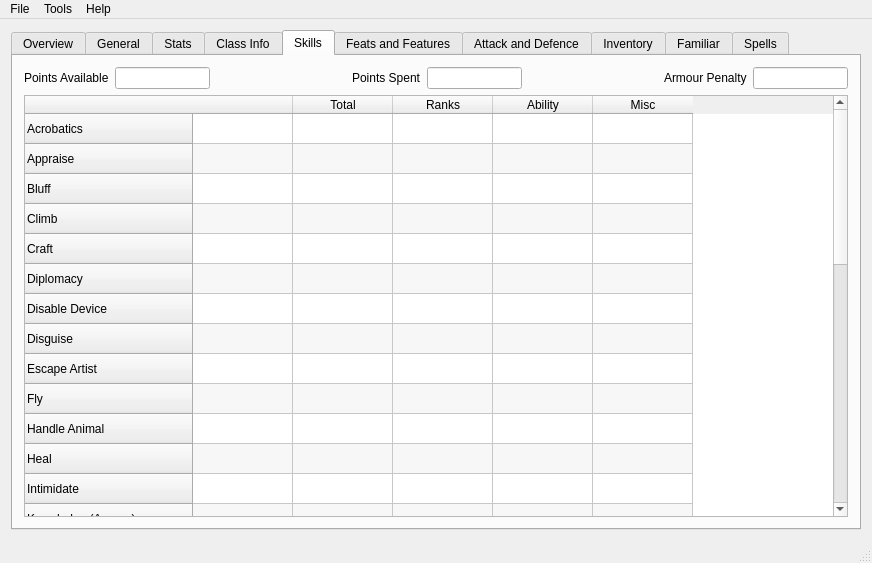
First picture: the form in mainwindow.ui, repository apocolypse600/PathfinderCharacterCreator, before the edit.
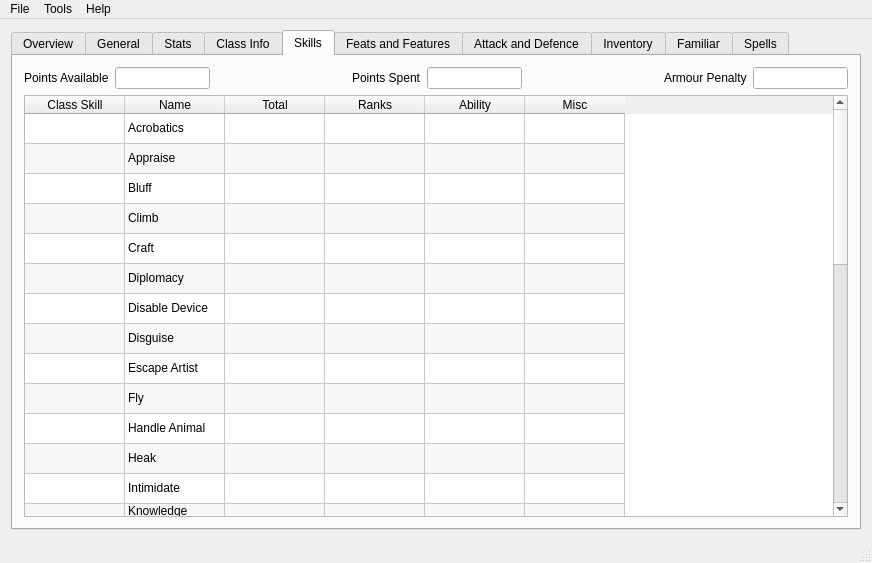
Second picture: the form after the edit.

Commit message: More work on the class skills table

What changed in the file:
```diff
--- a/mainwindow.ui
+++ b/mainwindow.ui
@@ -1349,291 +1349,342 @@
           <property name="cornerButtonEnabled">
            <bool>false</bool>
           </property>
-          <attribute name="horizontalHeaderCascadingSectionResizes">
+          <attribute name="verticalHeaderVisible">
            <bool>false</bool>
           </attribute>
-          <attribute name="horizontalHeaderHighlightSections">
-           <bool>true</bool>
-          </attribute>
-          <row>
+          <row/>
+          <row/>
+          <row/>
+          <row/>
+          <row/>
+          <row/>
+          <row/>
+          <row/>
+          <row/>
+          <row/>
+          <row/>
+          <row/>
+          <row/>
+          <row/>
+          <row/>
+          <row/>
+          <row/>
+          <row/>
+          <row/>
+          <row/>
+          <row/>
+          <row/>
+          <row/>
+          <row/>
+          <row/>
+          <row/>
+          <row/>
+          <row/>
+          <row/>
+          <row/>
+          <row/>
+          <row/>
+          <row/>
+          <column>
+           <property name="text">
+            <string>Class Skill</string>
+           </property>
+          </column>
+          <column>
+           <property name="text">
+            <string>Name</string>
+           </property>
+          </column>
+          <column>
+           <property name="text">
+            <string>Total</string>
+           </property>
+          </column>
+          <column>
+           <property name="text">
+            <string>Ranks</string>
+           </property>
+          </column>
+          <column>
+           <property name="text">
+            <string>Ability</string>
+           </property>
+          </column>
+          <column>
+           <property name="text">
+            <string>Misc</string>
+           </property>
+          </column>
+          <item row="0" column="0">
+           <property name="text">
+            <string/>
+           </property>
+           <property name="textAlignment">
+            <set>AlignHCenter|AlignVCenter|AlignCenter</set>
+           </property>
+           <property name="flags">
+            <set>ItemIsDragEnabled|ItemIsUserCheckable|ItemIsEnabled</set>
+           </property>
+          </item>
+          <item row="0" column="1">
            <property name="text">
             <string>Acrobatics</string>
            </property>
-          </row>
-          <row>
+          </item>
+          <item row="1" column="0">
+           <property name="text">
+            <string/>
+           </property>
+           <property name="flags">
+            <set>ItemIsDragEnabled|ItemIsUserCheckable|ItemIsEnabled</set>
+           </property>
+          </item>
+          <item row="1" column="1">
            <property name="text">
             <string>Appraise</string>
            </property>
-          </row>
-          <row>
+          </item>
+          <item row="2" column="0">
+           <property name="text">
+            <string/>
+           </property>
+           <property name="flags">
+            <set>ItemIsDragEnabled|ItemIsUserCheckable|ItemIsEnabled</set>
+           </property>
+          </item>
+          <item row="2" column="1">
            <property name="text">
             <string>Bluff</string>
            </property>
-          </row>
-          <row>
+          </item>
+          <item row="3" column="0">
+           <property name="text">
+            <string/>
+           </property>
+           <property name="flags">
+            <set>ItemIsDragEnabled|ItemIsUserCheckable|ItemIsEnabled</set>
+           </property>
+          </item>
+          <item row="3" column="1">
            <property name="text">
             <string>Climb</string>
            </property>
-          </row>
-          <row>
+          </item>
+          <item row="4" column="0">
+           <property name="text">
+            <string/>
+           </property>
+           <property name="flags">
+            <set>ItemIsDragEnabled|ItemIsUserCheckable|ItemIsEnabled</set>
+           </property>
+          </item>
+          <item row="4" column="1">
            <property name="text">
             <string>Craft</string>
            </property>
-          </row>
-          <row>
+          </item>
+          <item row="5" column="0">
+           <property name="text">
+            <string/>
+           </property>
+           <property name="flags">
+            <set>ItemIsDragEnabled|ItemIsUserCheckable|ItemIsEnabled</set>
+           </property>
+          </item>
+          <item row="5" column="1">
            <property name="text">
             <string>Diplomacy</string>
            </property>
-          </row>
-          <row>
+          </item>
+          <item row="6" column="0">
+           <property name="text">
+            <string/>
+           </property>
+           <property name="flags">
+            <set>ItemIsDragEnabled|ItemIsUserCheckable|ItemIsEnabled</set>
+           </property>
+          </item>
+          <item row="6" column="1">
            <property name="text">
             <string>Disable Device</string>
            </property>
-          </row>
-          <row>
+          </item>
+          <item row="7" column="0">
+           <property name="text">
+            <string/>
+           </property>
+           <property name="flags">
+            <set>ItemIsDragEnabled|ItemIsUserCheckable|ItemIsEnabled</set>
+           </property>
+          </item>
+          <item row="7" column="1">
            <property name="text">
             <string>Disguise</string>
            </property>
-          </row>
-          <row>
+          </item>
+          <item row="8" column="0">
+           <property name="text">
+            <string/>
+           </property>
+           <property name="flags">
+            <set>ItemIsDragEnabled|ItemIsUserCheckable|ItemIsEnabled</set>
+           </property>
+          </item>
+          <item row="8" column="1">
            <property name="text">
             <string>Escape Artist</string>
            </property>
-          </row>
-          <row>
+          </item>
+          <item row="9" column="0">
+           <property name="text">
+            <string/>
+           </property>
+           <property name="flags">
+            <set>ItemIsDragEnabled|ItemIsUserCheckable|ItemIsEnabled</set>
+           </property>
+          </item>
+          <item row="9" column="1">
            <property name="text">
             <string>Fly</string>
            </property>
-          </row>
-          <row>
+          </item>
+          <item row="10" column="0">
+           <property name="text">
+            <string/>
+           </property>
+           <property name="flags">
+            <set>ItemIsDragEnabled|ItemIsUserCheckable|ItemIsEnabled</set>
+           </property>
+          </item>
+          <item row="10" column="1">
            <property name="text">
             <string>Handle Animal</string>
            </property>
-          </row>
-          <row>
+          </item>
+          <item row="11" column="0">
            <property name="text">
-            <string>Heal</string>
+            <string/>
            </property>
-          </row>
-          <row>
+           <property name="flags">
+            <set>ItemIsDragEnabled|ItemIsUserCheckable|ItemIsEnabled</set>
+           </property>
+          </item>
+          <item row="11" column="1">
+           <property name="text">
+            <string>Heak</string>
+           </property>
+          </item>
+          <item row="12" column="0">
+           <property name="text">
+            <string/>
+           </property>
+           <property name="flags">
+            <set>ItemIsDragEnabled|ItemIsUserCheckable|ItemIsEnabled</set>
+           </property>
+          </item>
+          <item row="12" column="1">
            <property name="text">
             <string>Intimidate</string>
            </property>
-          </row>
-          <row>
+          </item>
+          <item row="13" column="1">
            <property name="text">
             <string>Knowledge (Arcana)</string>
            </property>
-          </row>
-          <row>
+          </item>
+          <item row="14" column="1">
            <property name="text">
             <string>Knowledge (Dungeoneering)</string>
            </property>
-          </row>
-          <row>
+          </item>
+          <item row="15" column="1">
            <property name="text">
             <string>Knowledge (Engineering)</string>
            </property>
-          </row>
-          <row>
+          </item>
+          <item row="16" column="1">
            <property name="text">
             <string>Knowledge (Geography)</string>
            </property>
-          </row>
-          <row>
+          </item>
+          <item row="17" column="1">
            <property name="text">
             <string>Knowledge (History)</string>
            </property>
-          </row>
-          <row>
+          </item>
+          <item row="18" column="1">
            <property name="text">
             <string>Knowledge (Local)</string>
            </property>
-          </row>
-          <row>
+          </item>
+          <item row="19" column="1">
            <property name="text">
             <string>Knowledge (Nature)</string>
            </property>
-          </row>
-          <row>
+          </item>
+          <item row="20" column="1">
            <property name="text">
             <string>Knowledge (Nobility)</string>
            </property>
-          </row>
-          <row>
+          </item>
+          <item row="21" column="1">
            <property name="text">
             <string>Knowledge (Planes)</string>
            </property>
-          </row>
-          <row>
+          </item>
+          <item row="22" column="1">
            <property name="text">
             <string>Knowledge (Religion)</string>
            </property>
-          </row>
-          <row>
+          </item>
+          <item row="23" column="1">
            <property name="text">
-            <string>Linguistics</string>
+            <string>Linguistsics</string>
            </property>
-          </row>
-          <row>
+          </item>
+          <item row="24" column="1">
            <property name="text">
             <string>Perception</string>
            </property>
-          </row>
-          <row>
+          </item>
+          <item row="25" column="1">
            <property name="text">
             <string>Profession</string>
            </property>
-          </row>
-          <row>
+          </item>
+          <item row="26" column="1">
            <property name="text">
             <string>Ride</string>
            </property>
-          </row>
-          <row>
+          </item>
+          <item row="27" column="1">
            <property name="text">
             <string>Sense Motive</string>
            </property>
-          </row>
-          <row>
+          </item>
+          <item row="28" column="1">
            <property name="text">
             <string>Sleight of Hand</string>
            </property>
-          </row>
-          <row>
+          </item>
+          <item row="29" column="1">
            <property name="text">
             <string>Spellcraft</string>
            </property>
-          </row>
-          <row>
+          </item>
+          <item row="30" column="1">
            <property name="text">
             <string>Survival</string>
            </property>
-          </row>
-          <row>
+          </item>
+          <item row="31" column="1">
            <property name="text">
             <string>Swim</string>
            </property>
-          </row>
-          <row>
+          </item>
+          <item row="32" column="1">
            <property name="text">
             <string>Use Magic Device</string>
-           </property>
-          </row>
-          <column>
-           <property name="text">
-            <string/>
-           </property>
-          </column>
-          <column>
-           <property name="text">
-            <string>Total</string>
-           </property>
-          </column>
-          <column>
-           <property name="text">
-            <string>Ranks</string>
-           </property>
-          </column>
-          <column>
-           <property name="text">
-            <string>Ability</string>
-           </property>
-          </column>
-          <column>
-           <property name="text">
-            <string>Misc</string>
-           </property>
-          </column>
-          <item row="0" column="0">
-           <property name="text">
-            <string/>
-           </property>
-           <property name="textAlignment">
-            <set>AlignHCenter|AlignVCenter|AlignCenter</set>
-           </property>
-           <property name="checkState">
-            <enum>Unchecked</enum>
-           </property>
-           <property name="flags">
-            <set>ItemIsDragEnabled|ItemIsUserCheckable|ItemIsEnabled</set>
-           </property>
-          </item>
-          <item row="1" column="0">
-           <property name="text">
-            <string/>
-           </property>
-           <property name="checkState">
-            <enum>Unchecked</enum>
-           </property>
-           <property name="flags">
-            <set>ItemIsDragEnabled|ItemIsUserCheckable|ItemIsEnabled</set>
-           </property>
-          </item>
-          <item row="2" column="0">
-           <property name="text">
-            <string/>
-           </property>
-           <property name="checkState">
-            <enum>Unchecked</enum>
-           </property>
-           <property name="flags">
-            <set>ItemIsDragEnabled|ItemIsUserCheckable|ItemIsEnabled</set>
-           </property>
-          </item>
-          <item row="3" column="0">
-           <property name="text">
-            <string/>
-           </property>
-           <property name="checkState">
-            <enum>Unchecked</enum>
-           </property>
-           <property name="flags">
-            <set>ItemIsDragEnabled|ItemIsUserCheckable|ItemIsEnabled</set>
-           </property>
-          </item>
-          <item row="4" column="0">
-           <property name="text">
-            <string/>
-           </property>
-           <property name="checkState">
-            <enum>Unchecked</enum>
-           </property>
-           <property name="flags">
-            <set>ItemIsDragEnabled|ItemIsUserCheckable|ItemIsEnabled</set>
-           </property>
-          </item>
-          <item row="5" column="0">
-           <property name="text">
-            <string/>
-           </property>
-           <property name="checkState">
-            <enum>Unchecked</enum>
-           </property>
-           <property name="flags">
-            <set>ItemIsDragEnabled|ItemIsUserCheckable|ItemIsEnabled</set>
-           </property>
-          </item>
-          <item row="6" column="0">
-           <property name="text">
-            <string/>
-           </property>
-           <property name="checkState">
-            <enum>Unchecked</enum>
-           </property>
-           <property name="flags">
-            <set>ItemIsDragEnabled|ItemIsUserCheckable|ItemIsEnabled</set>
-           </property>
-          </item>
-          <item row="7" column="0">
-           <property name="text">
-            <string/>
-           </property>
-           <property name="checkState">
-            <enum>Unchecked</enum>
-           </property>
-           <property name="flags">
-            <set>ItemIsDragEnabled|ItemIsUserCheckable|ItemIsEnabled</set>
            </property>
           </item>
          </widget>
```
The commit also changes 2 other files.
